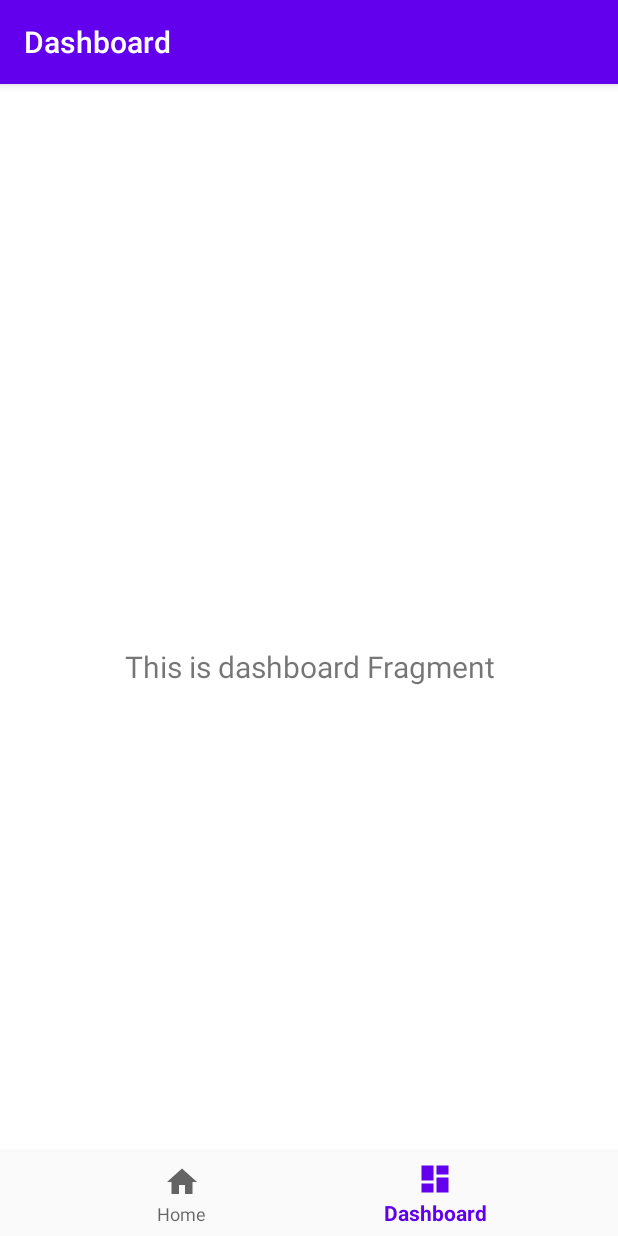
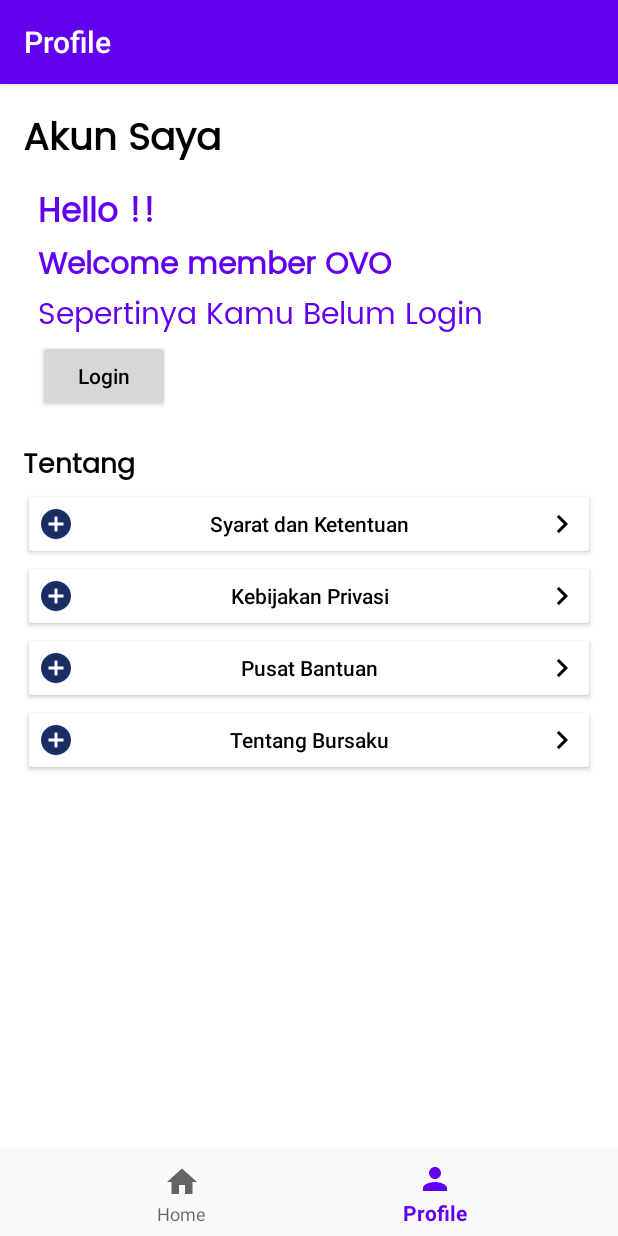
Before and after one commit to Wridho788/ovo, an Android app: the ProfileFragment screen opened through its navigation route, on a phone screen of 412 x 824 dp. Run offline under Robolectric (Android 15) with nearby library versions, the phone set to English and light mode, and no system bars; our stand-ins replace navigation-ui; 1 statement that could not run was skipped.

Commit message:
penambahan ui profile

```diff
--- a/app/src/main/java/dev/nakive/ovo/MainActivity.kt
+++ b/app/src/main/java/dev/nakive/ovo/MainActivity.kt
@@ -1,12 +1,12 @@
 package dev.nakive.ovo
 
 import android.os.Bundle
-import com.google.android.material.bottomnavigation.BottomNavigationView
 import androidx.appcompat.app.AppCompatActivity
 import androidx.navigation.findNavController
 import androidx.navigation.ui.AppBarConfiguration
 import androidx.navigation.ui.setupActionBarWithNavController
 import androidx.navigation.ui.setupWithNavController
+import com.google.android.material.bottomnavigation.BottomNavigationView
 
 class MainActivity : AppCompatActivity() {
 
@@ -19,7 +19,7 @@ class MainActivity : AppCompatActivity() {
         // Passing each menu ID as a set of Ids because each
         // menu should be considered as top level destinations.
         val appBarConfiguration = AppBarConfiguration(setOf(
-                R.id.navigation_home, R.id.navigation_dashboard))
+                R.id.navigation_home, R.id.navigation_profile))
         setupActionBarWithNavController(navController, appBarConfiguration)
         navView.setupWithNavController(navController)
     }
--- a/app/src/main/java/dev/nakive/ovo/ui/dashboard/DashboardFragment.kt
+++ b/app/src/main/java/dev/nakive/ovo/ui/profile/ProfileFragment.kt
@@ -1,4 +1,4 @@
-package dev.nakive.ovo.ui.dashboard
+package dev.nakive.ovo.ui.profile
 
 import android.os.Bundle
 import android.view.LayoutInflater
@@ -10,20 +10,20 @@ import androidx.lifecycle.Observer
 import androidx.lifecycle.ViewModelProviders
 import dev.nakive.ovo.R
 
-class DashboardFragment : Fragment() {
+class ProfileFragment : Fragment() {
 
-    private lateinit var dashboardViewModel: DashboardViewModel
+    private lateinit var profileViewModel: ProfileViewModel
 
     override fun onCreateView(
             inflater: LayoutInflater,
             container: ViewGroup?,
             savedInstanceState: Bundle?
     ): View? {
-        dashboardViewModel =
-                ViewModelProviders.of(this).get(DashboardViewModel::class.java)
-        val root = inflater.inflate(R.layout.fragment_dashboard, container, false)
+        profileViewModel =
+                ViewModelProviders.of(this).get(ProfileViewModel::class.java)
+        val root = inflater.inflate(R.layout.fragment_profile, container, false)
         val textView: TextView = root.findViewById(R.id.text_dashboard)
-        dashboardViewModel.text.observe(viewLifecycleOwner, Observer {
+        profileViewModel.text.observe(viewLifecycleOwner, Observer {
             textView.text = it
         })
         return root
--- a/app/src/main/java/dev/nakive/ovo/ui/dashboard/DashboardViewModel.kt
+++ b/app/src/main/java/dev/nakive/ovo/ui/profile/ProfileViewModel.kt
@@ -1,13 +1,12 @@
-package dev.nakive.ovo.ui.dashboard
+package dev.nakive.ovo.ui.profile
 
 import androidx.lifecycle.LiveData
 import androidx.lifecycle.MutableLiveData
 import androidx.lifecycle.ViewModel
 
-class DashboardViewModel : ViewModel() {
+class ProfileViewModel : ViewModel() {
 
     private val _text = MutableLiveData<String>().apply {
-        value = "This is dashboard Fragment"
     }
     val text: LiveData<String> = _text
 }
--- a/app/src/main/res/layout/fragment_dashboard.xml
+++ /dev/null
@@ -1,22 +0,0 @@
-<?xml version="1.0" encoding="utf-8"?>
-<androidx.constraintlayout.widget.ConstraintLayout xmlns:android="http://schemas.android.com/apk/res/android"
-    xmlns:app="http://schemas.android.com/apk/res-auto"
-    xmlns:tools="http://schemas.android.com/tools"
-    android:layout_width="match_parent"
-    android:layout_height="match_parent"
-    tools:context=".ui.dashboard.DashboardFragment">
-
-    <TextView
-        android:id="@+id/text_dashboard"
-        android:layout_width="match_parent"
-        android:layout_height="wrap_content"
-        android:layout_marginStart="8dp"
-        android:layout_marginTop="8dp"
-        android:layout_marginEnd="8dp"
-        android:textAlignment="center"
-        android:textSize="20sp"
-        app:layout_constraintBottom_toBottomOf="parent"
-        app:layout_constraintEnd_toEndOf="parent"
-        app:layout_constraintStart_toStartOf="parent"
-        app:layout_constraintTop_toTopOf="parent" />
-</androidx.constraintlayout.widget.ConstraintLayout>
--- /dev/null
+++ b/app/src/main/res/layout/fragment_profile.xml
@@ -0,0 +1,237 @@
+<?xml version="1.0" encoding="utf-8"?>
+<LinearLayout xmlns:android="http://schemas.android.com/apk/res/android"
+    xmlns:app="http://schemas.android.com/apk/res-auto"
+    xmlns:tools="http://schemas.android.com/tools"
+    android:layout_width="match_parent"
+    android:layout_height="match_parent"
+    android:layout_margin="5dp"
+    android:layout_marginBottom="10dp"
+    android:background="@color/colorWhite"
+    tools:context=".ui.profile.ProfileFragment">
+
+    <androidx.core.widget.NestedScrollView
+        android:layout_width="match_parent"
+        android:layout_height="match_parent"
+        android:fillViewport="true">
+        <LinearLayout
+            android:layout_width="match_parent"
+            android:layout_height="wrap_content"
+            android:orientation="vertical"
+            android:paddingBottom="20dp">
+            <LinearLayout
+                android:layout_width="match_parent"
+                android:layout_height="wrap_content">
+                <TextView
+                    android:layout_width="match_parent"
+                    android:layout_height="wrap_content"
+                    android:layout_marginStart="10dp"
+                    android:layout_marginTop="10dp"
+                    android:fontFamily="@font/poppins"
+                    android:text="Akun Saya"
+                    android:textColor="#000"
+                    android:textSize="25sp"
+                    android:textStyle="bold"/>
+            </LinearLayout>
+            <FrameLayout
+                android:layout_width="match_parent"
+                android:layout_height="wrap_content">
+                <LinearLayout
+                    android:id="@+id/layout_top_logged_in"
+                    android:layout_width="match_parent"
+                    android:layout_height="wrap_content"
+                    android:layout_margin="10dp"
+                    android:orientation="horizontal"
+                    android:paddingStart="10dp"
+                    android:visibility="invisible"
+                    android:weightSum="6">
+                    <LinearLayout
+                        android:layout_width="20dp"
+                        android:layout_height="wrap_content"
+                        android:layout_marginTop="10dp"
+                        android:layout_marginBottom="10dp"
+                        android:layout_weight="1"
+                        android:orientation="horizontal">
+                        <ImageButton
+                            android:id="@+id/btnimguser"
+                            android:layout_width="wrap_content"
+                            android:layout_height="70dp"
+                            android:background="?android:selectableItemBackground"
+                            android:scaleType="centerCrop"
+                            android:src="@drawable/userpic"/>
+                    </LinearLayout>
+                    <LinearLayout
+                        android:layout_width="0dp"
+                        android:layout_height="match_parent"
+                        android:layout_weight="5"
+                        android:orientation="vertical">
+                        <TextView
+                            android:id="@+id/nameuser"
+                            android:layout_width="match_parent"
+                            android:layout_height="wrap_content"
+                            android:layout_gravity="start"
+                            android:layout_marginStart="10dp"
+                            android:layout_marginTop="15dp"
+                            android:fontFamily="@font/poppins"
+                            android:paddingStart="10dp"
+                            android:paddingTop="5dp"
+                            android:textColor="#000"
+                            android:textSize="15sp"
+                            android:textStyle="bold"
+                            />
+                        <com.google.android.material.button.MaterialButton
+                            android:id="@+id/cekprofil"
+                            style="@style/Widget.MaterialComponents.Button.OutlinedButton"
+                            android:layout_width="wrap_content"
+                            android:layout_height="wrap_content"
+                            android:layout_gravity="start"
+                            android:layout_marginStart="10dp"
+                            android:fontFamily="@font/poppins"
+                            android:paddingStart="10dp"
+                            android:text="See Profile"
+                            android:textColor="#000"
+                            android:textSize="12sp"
+                            />
+                    </LinearLayout>
+                </LinearLayout>
+                <LinearLayout
+                    android:id="@+id/layout_top_guest"
+                    android:layout_width="match_parent"
+                    android:layout_height="wrap_content"
+                    android:orientation="horizontal"
+                    android:padding="10dp"
+                    android:visibility="visible">
+                    <LinearLayout
+                        android:layout_width="wrap_content"
+                        android:layout_height="match_parent"
+                        android:layout_marginStart="10dp"
+                        android:layout_weight="1"
+                        android:orientation="vertical">
+                        <TextView
+                            android:layout_width="match_parent"
+                            android:layout_height="wrap_content"
+                            android:fontFamily="@font/poppins"
+                            android:gravity="center_vertical"
+                            android:text="Hello !!"
+                            android:textColor="@color/colorPrimary"
+                            android:textSize="22sp"
+                            android:textStyle="bold" />
+                        <TextView
+                            android:layout_width="match_parent"
+                            android:layout_height="wrap_content"
+                            android:fontFamily="@font/poppins"
+                            android:gravity="center_vertical"
+                            android:text="Welcome member OVO"
+                            android:textColor="@color/colorPrimary"
+                            android:textSize="20sp"
+                            android:textStyle="bold"  />
+                        <TextView
+                            android:layout_width="match_parent"
+                            android:layout_height="wrap_content"
+                            android:fontFamily="@font/poppins"
+                            android:gravity="center_vertical"
+                            android:text="Sepertinya Kamu Belum Login"
+                            android:textColor="@color/colorPrimary"
+                            android:textSize="20sp"  />
+                        <Button
+                            android:id="@+id/btn_login"
+                            android:layout_width="wrap_content"
+                            android:layout_height="wrap_content"
+                            android:text="Login"
+                            android:textAllCaps="false"
+                            android:textColor="#000"/>
+                    </LinearLayout>
+                </LinearLayout>
+            </FrameLayout>
+
+            <!--    layout bursaku pay-->
+            <LinearLayout
+                android:layout_width="match_parent"
+                android:layout_height="wrap_content"
+                android:layout_marginStart="10dp"
+                android:layout_marginLeft="10dp"
+                android:layout_marginEnd="10dp"
+                android:layout_marginRight="10dp"
+                android:orientation="vertical">
+
+                <LinearLayout
+                    android:layout_width="match_parent"
+                    android:layout_height="match_parent"
+                    android:layout_marginTop="10dp"
+                    android:orientation="vertical">
+                    <TextView
+                        android:layout_width="wrap_content"
+                        android:layout_height="wrap_content"
+                        android:fontFamily="@font/poppins"
+                        android:text="Tentang"
+                        android:textColor="#000"
+                        android:textSize="18sp"
+                        android:textStyle="bold"
+                        />
+                    <Button
+                        android:id="@+id/btn_syarat_ketentuan"
+                        android:layout_width="match_parent"
+                        android:layout_height="wrap_content"
+                        android:backgroundTint="@color/colorWhite"
+                        android:drawableLeft="@drawable/ic_add1"
+                        android:drawableRight="@drawable/ic_next"
+                        android:padding="10dp"
+                        android:text="Syarat dan Ketentuan"
+                        android:textAllCaps="false"
+                        android:textColor="#000"
+                        />
+                    <Button
+                        android:id="@+id/btn_kebijakan_privasi"
+                        android:layout_width="match_parent"
+                        android:layout_height="wrap_content"
+                        android:backgroundTint="@color/colorWhite"
+                        android:drawableLeft="@drawable/ic_add1"
+                        android:drawableRight="@drawable/ic_next"
+                        android:padding="10dp"
+                        android:text="Kebijakan Privasi"
+                        android:textAllCaps="false"
+                        android:textColor="#000"
+                        />
+                    <Button
+                        android:id="@+id/btn_pusat_bantuan"
+                        android:layout_width="match_parent"
+                        android:layout_height="wrap_content"
+                        android:backgroundTint="@color/colorWhite"
+                        android:drawableLeft="@drawable/ic_add1"
+                        android:drawableRight="@drawable/ic_next"
+                        android:padding="10dp"
+                        android:text="Pusat Bantuan"
+                        android:textAllCaps="false"
+                        android:textColor="#000"
+                        />
+                    <Button
+                        android:id="@+id/btn_tentang_bursaku"
+                        android:layout_width="match_parent"
+                        android:layout_height="wrap_content"
+                        android:backgroundTint="@color/colorWhite"
+                        android:drawableLeft="@drawable/ic_add1"
+                        android:drawableRight="@drawable/ic_next"
+                        android:padding="10dp"
+                        android:text="Tentang Bursaku"
+                        android:textAllCaps="false"
+                        android:textColor="#000"
+                        />
+                    <LinearLayout
+                        android:id="@+id/layout_sign_out"
+                        android:layout_width="match_parent"
+                        android:layout_height="wrap_content"
+                        android:visibility="invisible">
+                        <com.google.android.material.button.MaterialButton
+                            android:id="@+id/btn_sign_out"
+                            style="@style/Widget.MaterialComponents.ExtendedFloatingActionButton"
+                            android:layout_width="match_parent"
+                            android:layout_height="match_parent"
+                            android:layout_marginTop="20dp"
+                            android:text="Sign Out"
+                            android:textColor="#fff"
+                            app:cornerRadius="20dp"/>
+                    </LinearLayout>
+                </LinearLayout>
+            </LinearLayout>
+        </LinearLayout>
+    </androidx.core.widget.NestedScrollView>
+</LinearLayout>
--- a/app/src/main/res/menu/bottom_nav_menu.xml
+++ b/app/src/main/res/menu/bottom_nav_menu.xml
@@ -7,9 +7,9 @@
         android:title="@string/title_home" />
 
     <item
-        android:id="@+id/navigation_dashboard"
-        android:icon="@drawable/ic_dashboard_black_24dp"
-        android:title="@string/title_dashboard" />
+        android:id="@+id/navigation_profile"
+        android:icon="@drawable/ic_person"
+        android:title="Profile" />
 
 
 </menu>
--- a/app/src/main/res/navigation/mobile_navigation.xml
+++ b/app/src/main/res/navigation/mobile_navigation.xml
@@ -12,10 +12,10 @@
         tools:layout="@layout/fragment_home" />
 
     <fragment
-        android:id="@+id/navigation_dashboard"
-        android:name="dev.nakive.ovo.ui.dashboard.DashboardFragment"
-        android:label="@string/title_dashboard"
-        tools:layout="@layout/fragment_dashboard" />
+        android:id="@+id/navigation_profile"
+        android:name="dev.nakive.ovo.ui.profile.ProfileFragment"
+        android:label="Profile"
+        tools:layout="@layout/fragment_profile" />
 
 
 </navigation>
--- a/app/src/main/res/values/colors.xml
+++ b/app/src/main/res/values/colors.xml
@@ -3,4 +3,5 @@
     <color name="colorPrimary">#6200EE</color>
     <color name="colorPrimaryDark">#3700B3</color>
     <color name="colorAccent">#03DAC5</color>
+    <color name="colorWhite">#fff</color>
 </resources>
```
